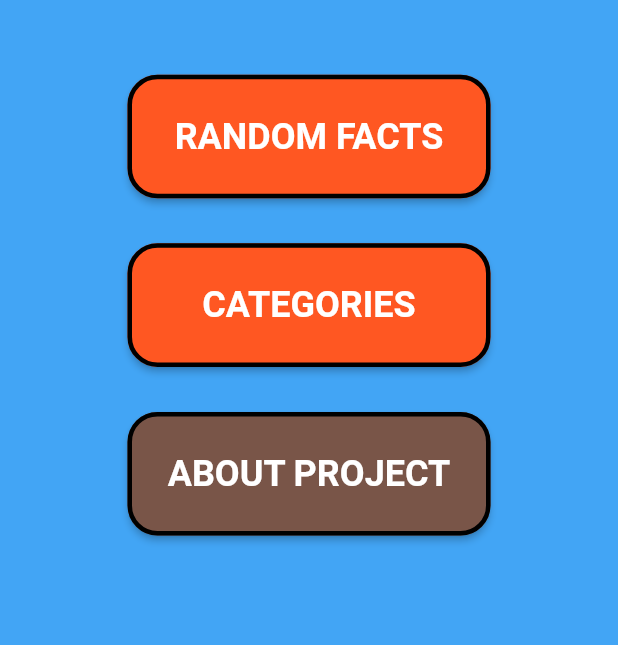
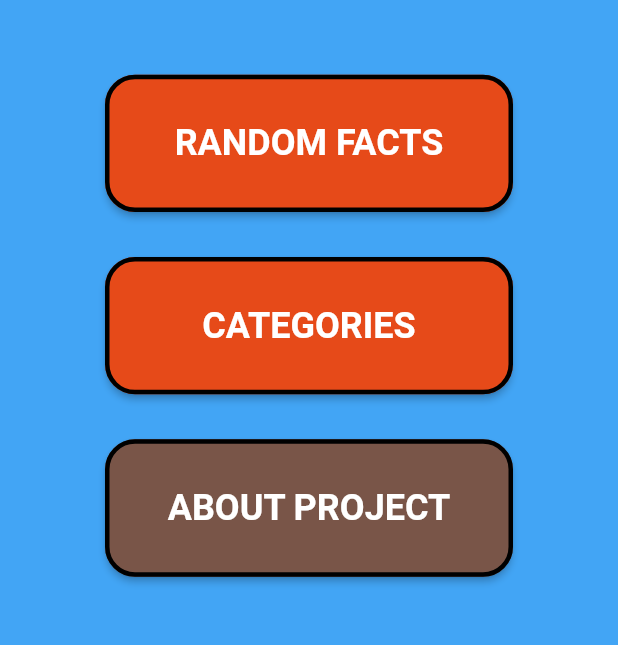
Before and after one commit to bkmceh/funnychuck, a Flutter app: the screen it shows after launch, on a phone screen of 412 x 824 dp, the part 360-1005 px from its top. Run offline on Flutter 3.47's test engine with Material 2 defaults, Android fonts, the light colour scheme and no system bars.

Commit message:
added internet access, changed name and logo, changed colors, button's size

```diff
--- a/lib/about_project/project-info.dart
+++ b/lib/about_project/project-info.dart
@@ -9,6 +9,7 @@ class ProjectInfo extends StatelessWidget {
     final double _width = MediaQuery.of(context).size.width - 170;
     final double _height = MediaQuery.of(context).size.width / 5;
     final double _windowWidth = MediaQuery.of(context).size.width - 80;
+    final double _windowHeight = MediaQuery.of(context).size.height / 2;
     return Scaffold(
       backgroundColor: Colors.blue.shade400,
       body: SafeArea(
@@ -22,7 +23,7 @@ class ProjectInfo extends StatelessWidget {
                     padding: const EdgeInsets.all(20.0),
                     alignment: Alignment.center,
                     width: _windowWidth,
-                    height: _windowWidth,
+                    height: _windowHeight,
                     child: const SingleChildScrollView(
                       child: Text(
                           "Made by student of Innopolis University in 2022 for flutter elective.\n"
--- a/lib/categories/categories.dart
+++ b/lib/categories/categories.dart
@@ -84,7 +84,7 @@ class _GetCategories extends StatelessWidget {
                       },
                       style: ButtonStyle(
                         backgroundColor:
-                            MaterialStateProperty.all(Colors.deepOrange),
+                            MaterialStateProperty.all(Colors.deepOrange.shade700),
                         minimumSize:
                             MaterialStateProperty.all(Size(_width, _width)),
                         side: MaterialStateProperty.all(
@@ -102,7 +102,7 @@ class _GetCategories extends StatelessWidget {
                       child: Text(
                         data[index].toUpperCase(),
                         style: const TextStyle(
-                            fontWeight: FontWeight.bold, fontSize: 24),
+                            fontWeight: FontWeight.bold, fontSize: 20),
                       ),
                     ),
                   );
--- a/lib/home.dart
+++ b/lib/home.dart
@@ -9,8 +9,8 @@ class MainPage extends StatelessWidget {
   @override
   Widget build(BuildContext context) {
     final double _width = MediaQuery.of(context).size.width - 100;
-    final double _buttonWidth = MediaQuery.of(context).size.width - 170;
-    final double _height = MediaQuery.of(context).size.width / 5;
+    final double _buttonWidth = MediaQuery.of(context).size.width - 140;
+    final double _height = MediaQuery.of(context).size.height / 9;
     return Scaffold(
       backgroundColor: Colors.blue.shade400,
       body: SafeArea(
@@ -37,8 +37,8 @@ class MainPage extends StatelessWidget {
                     },
                     style: ButtonStyle(
                       backgroundColor:
-                          MaterialStateProperty.all(Colors.deepOrange),
-                      minimumSize: MaterialStateProperty.all(
+                          MaterialStateProperty.all(Colors.deepOrange.shade700),
+                      fixedSize: MaterialStateProperty.all(
                           Size(_buttonWidth, _height)),
                       side: MaterialStateProperty.all(
                         const BorderSide(
@@ -56,6 +56,7 @@ class MainPage extends StatelessWidget {
                       'RANDOM FACTS',
                       style:
                           TextStyle(fontWeight: FontWeight.bold, fontSize: 24),
+                      textAlign: TextAlign.center,
                     ),
                   ),
                 ),
@@ -70,8 +71,8 @@ class MainPage extends StatelessWidget {
                     },
                     style: ButtonStyle(
                       backgroundColor:
-                          MaterialStateProperty.all(Colors.deepOrange),
-                      minimumSize: MaterialStateProperty.all(
+                          MaterialStateProperty.all(Colors.deepOrange.shade700),
+                      fixedSize: MaterialStateProperty.all(
                           Size(_buttonWidth, _height)),
                       side: MaterialStateProperty.all(
                         const BorderSide(
@@ -103,7 +104,7 @@ class MainPage extends StatelessWidget {
                     },
                     style: ButtonStyle(
                       backgroundColor: MaterialStateProperty.all(Colors.brown),
-                      minimumSize: MaterialStateProperty.all(
+                      fixedSize: MaterialStateProperty.all(
                           Size(_buttonWidth, _height)),
                       side: MaterialStateProperty.all(
                         const BorderSide(
@@ -121,6 +122,7 @@ class MainPage extends StatelessWidget {
                       'ABOUT PROJECT',
                       style:
                           TextStyle(fontWeight: FontWeight.bold, fontSize: 24),
+                      textAlign: TextAlign.center,
                     ),
                   ),
                 ),
--- a/lib/random_facts/random.dart
+++ b/lib/random_facts/random.dart
@@ -18,6 +18,7 @@ class _RandomFactsState extends State<RandomFacts> {
     final double _buttonWidth = MediaQuery.of(context).size.width - 170;
     final double _buttonHeight = MediaQuery.of(context).size.width / 5;
     final double _windowWidth = MediaQuery.of(context).size.width - 80;
+    final double _windowHeight = MediaQuery.of(context).size.height / 2;
     return Scaffold(
       backgroundColor: Colors.blue.shade400,
       body: SafeArea(
@@ -31,7 +32,7 @@ class _RandomFactsState extends State<RandomFacts> {
                     padding: const EdgeInsets.all(20.0),
                     alignment: Alignment.center,
                     width: _windowWidth,
-                    height: _windowWidth,
+                    height: _windowHeight,
                     child:
                         SingleChildScrollView(child: _GetJoke(widget.category)),
                     decoration: BoxDecoration(
@@ -48,7 +49,7 @@ class _RandomFactsState extends State<RandomFacts> {
                     },
                     style: ButtonStyle(
                       backgroundColor:
-                          MaterialStateProperty.all(Colors.deepOrange),
+                          MaterialStateProperty.all(Colors.deepOrange.shade700),
                       minimumSize: MaterialStateProperty.all(
                           Size(_buttonWidth, _buttonHeight)),
                       side: MaterialStateProperty.all(
```
Also changed, not shown: 6 other files.
